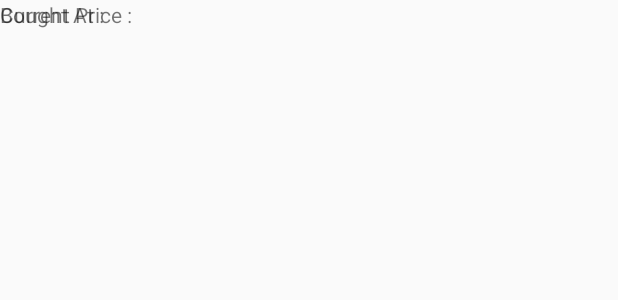
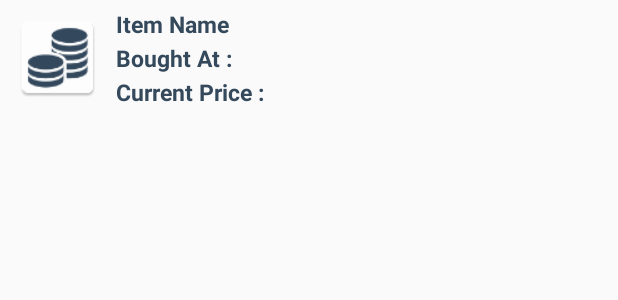
Before and after one commit to RishikaPriya/Hackathon, an Android app: the layout product_item.xml on its own in the app's theme, with its tools: preview values and no code run, on a phone screen of 412 x 824 dp. Shown: the top 300 px of the screen. Run offline under Robolectric (Android 15) with nearby library versions, the phone set to English and light mode, and no system bars; network calls fail.

Commit message:
Added list view

```diff
--- a/app/src/main/res/layout/product_item.xml
+++ b/app/src/main/res/layout/product_item.xml
@@ -1,21 +1,61 @@
 <?xml version="1.0" encoding="utf-8"?>
 <RelativeLayout
-    xmlns:android="http://schemas.android.com/apk/res/android" android:layout_width="match_parent"
-    android:layout_height="match_parent">
+    xmlns:android="http://schemas.android.com/apk/res/android"
+    android:layout_width="match_parent"
+    android:layout_height="match_parent"
+    android:orientation="horizontal"
+    android:padding="@dimen/dimen_5d">
+
+    <LinearLayout
+        android:id="@+id/thumbnail"
+        android:layout_width="wrap_content"
+        android:layout_height="wrap_content"
+        android:padding="@dimen/dimen_3dp"
+        android:layout_alignParentStart="true"
+        android:layout_marginEnd="@dimen/dimen_5d">
+            <ImageView
+                android:layout_width="@dimen/dimen_60dp"
+                android:layout_height="@dimen/dimen_60dp"
+                android:src="@mipmap/ic_coin"/>
+    </LinearLayout>
 
     <TextView
-        android:id="@+id/tv_bought_at"
-        android:layout_width="match_parent"
+        android:id="@+id/item_name"
+        android:layout_width="wrap_content"
         android:layout_height="wrap_content"
+        android:layout_alignTop="@+id/thumbnail"
+        android:layout_toEndOf="@+id/thumbnail"
+        android:text="@string/item_name"
+        android:textSize="@dimen/dimen_15sp"
+        android:textStyle="bold"
+        android:textColor="@color/grey_blue"
+        android:typeface="sans"/>
+
+    <TextView
+        android:id="@+id/last_bought_price"
+        android:layout_width="wrap_content"
+        android:layout_height="wrap_content"
+        android:layout_below="@+id/item_name"
+        android:layout_toEndOf="@+id/thumbnail"
+        android:layout_marginTop="@dimen/dimen_1dp"
         android:text="@string/bought_at"
-        />
+        android:textSize="@dimen/dimen_15sp"
+        android:textStyle="bold"
+        android:textColor="@color/grey_blue"
+        android:typeface="sans"/>
+
+    <TextView
+        android:id="@+id/current_price"
+        android:layout_width="wrap_content"
+        android:layout_height="wrap_content"
+        android:layout_below="@+id/last_bought_price"
+        android:layout_toEndOf="@+id/thumbnail"
+        android:layout_marginTop="@dimen/dimen_1dp"
+        android:text="@string/current_price"
+        android:textSize="@dimen/dimen_15sp"
+        android:textStyle="bold"
+        android:textColor="@color/grey_blue"
+        android:typeface="sans"/>
 
 
-    <TextView
-        android:id="@+id/tv_current_price"
-        android:layout_width="match_parent"
-        android:layout_height="wrap_content"
-        android:text="@string/current_price"
-        />
-
 </RelativeLayout>
--- a/app/src/main/res/values/dimens.xml
+++ b/app/src/main/res/values/dimens.xml
@@ -13,4 +13,9 @@
     <dimen name="dimen_10dp">10dp</dimen>
     <dimen name="dimen_15dp">15dp</dimen>
     <dimen name="dimen_20dp">20dp</dimen>
+    <dimen name="dimen_50dp">50dp</dimen>
+    <dimen name="dimen_3dp">3dp</dimen>
+    <dimen name="dimen_15sp">15sp</dimen>
+    <dimen name="dimen_1dp">1dp</dimen>
+    <dimen name="dimen_20sp">20sp</dimen>
 </resources>
--- a/app/src/main/res/values/strings.xml
+++ b/app/src/main/res/values/strings.xml
@@ -35,4 +35,5 @@
     <string name="wallet">Wallet</string>
     <string name="bought_at">Bought At : </string>
     <string name="current_price">Current Price : </string>
+    <string name="item_name">Item Name</string>
 </resources>
```
Also changed, not shown: app/src/main/java/com/example/rishikapriya/barclaycard/deals/ProductsFragment.java (+17 -58 lines), app/src/main/res/layout/product_summary.xml (+20 -5 lines).
